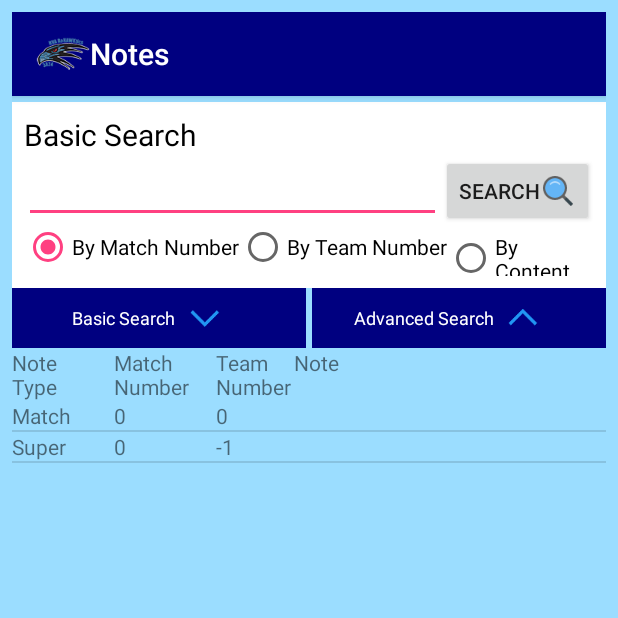
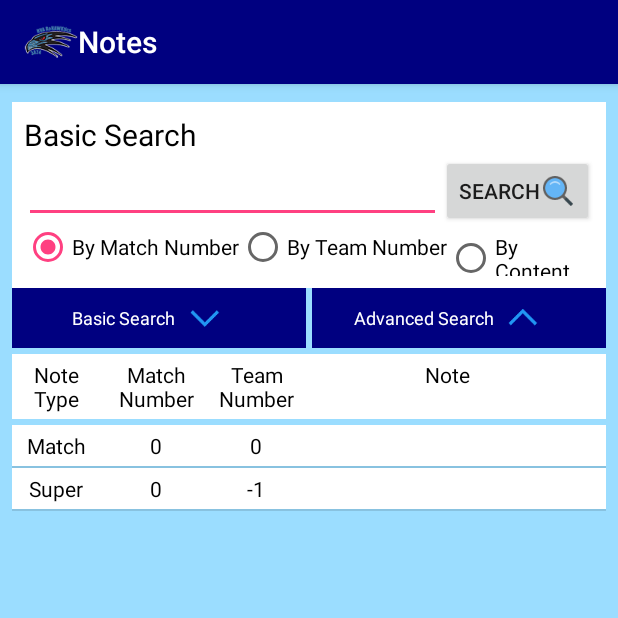
Before and after one commit to HVA-FRC-3824/RoHAWKticsScouting2017, an Android app: the NotesViewActivity screen opened directly, with no data from a screen before it, on a phone screen of 412 x 824 dp, the top half of it. Run offline under Robolectric (Android 15) with nearby library versions, the phone set to English and light mode, and no system bars; our stand-ins replace Firebase (no records; nobody signed in at launch, a user with empty details on screens opened directly); 7 statements that could not run were skipped.

Commit message:
updated notes layout

```diff
--- a/app/src/main/res/layout/activity_notes_view.xml
+++ b/app/src/main/res/layout/activity_notes_view.xml
@@ -3,19 +3,25 @@
     xmlns:app="http://schemas.android.com/apk/res-auto"
     android:layout_width="match_parent"
     android:layout_height="match_parent"
-    android:orientation="vertical"
-    android:padding="8dp"
-    android:background="@color/columbia_blue">
+    android:background="@color/columbia_blue"
+    android:orientation="vertical">
+
     <android.widget.Toolbar
         android:id="@+id/toolbar"
         android:layout_width="match_parent"
         android:layout_height="?attr/actionBarSize"
+        android:layout_marginBottom="4dp"
         android:background="@color/navy_blue"
-        android:theme="@style/ThemeOverlay.AppCompat.Dark.ActionBar"
         android:elevation="4dp"
         android:logo="@drawable/logo_icon_large"
-        android:layout_marginBottom="4dp"
-        android:title="Notes"/>
+        android:theme="@style/ThemeOverlay.AppCompat.Dark.ActionBar"
+        android:title="Notes" />
+
+    <LinearLayout
+        android:layout_width="match_parent"
+        android:layout_height="match_parent"
+        android:orientation="vertical"
+        android:padding="8dp">
 
         <RelativeLayout
             android:id="@+id/basic_search"
@@ -37,9 +43,9 @@
                 android:layout_width="wrap_content"
                 android:layout_height="wrap_content"
                 android:layout_alignParentLeft="true"
-            android:inputType="number"
                 android:layout_below="@id/basic_search_label"
-            android:layout_toLeftOf="@+id/basic_search_button" />
+                android:layout_toLeftOf="@+id/basic_search_button"
+                android:inputType="number" />
 
             <Button
                 android:id="@+id/basic_search_button"
@@ -47,8 +53,8 @@
                 android:layout_height="wrap_content"
                 android:layout_alignParentRight="true"
                 android:layout_below="@id/basic_search_label"
-            android:text="Search"
-            android:drawableRight="@drawable/search_color" />
+                android:drawableRight="@drawable/search_color"
+                android:text="Search" />
 
             <RadioGroup
                 android:id="@+id/basic_search_type"
@@ -81,8 +87,8 @@
             android:id="@+id/advanced_search"
             android:layout_width="match_parent"
             android:layout_height="wrap_content"
+            android:background="@color/white"
             android:orientation="vertical"
-        android:background="@color/white"
             android:padding="8dp"
             android:visibility="gone">
 
@@ -204,7 +210,9 @@
         <LinearLayout
             android:layout_width="match_parent"
             android:layout_height="wrap_content"
-        android:orientation="horizontal">
+            android:orientation="horizontal"
+            android:layout_marginBottom="4dp">
+
             <frc3824.rohawkticsscouting2017.Views.ImageTextButton
                 android:id="@+id/basic_search_open"
                 android:layout_width="0dp"
@@ -220,8 +228,8 @@
                 android:id="@+id/advanced_search_open"
                 android:layout_width="0dp"
                 android:layout_height="match_parent"
+                android:layout_marginLeft="4dp"
                 android:layout_weight="1"
-            android:layout_marginLeft="4dp"
                 android:background="@color/navy_blue"
                 app:src="@drawable/collapse_color"
                 app:text="Advanced Search"
@@ -230,12 +238,14 @@
         </LinearLayout>
 
         <include
-        layout="@layout/list_item_note"
-        android:id="@+id/header"/>
+            android:id="@+id/header"
+            layout="@layout/list_item_note" />
 
         <ListView
             android:id="@+id/list_view"
             android:layout_width="match_parent"
             android:layout_height="0dp"
-        android:layout_weight="1" />
+            android:layout_weight="1"
+            android:layout_marginTop="4dp"/>
     </LinearLayout>
+</LinearLayout>
--- a/app/src/main/res/layout/list_item_note.xml
+++ b/app/src/main/res/layout/list_item_note.xml
@@ -1,31 +1,43 @@
 <?xml version="1.0" encoding="utf-8"?>
-<LinearLayout
-    xmlns:android="http://schemas.android.com/apk/res/android"
+<LinearLayout xmlns:android="http://schemas.android.com/apk/res/android"
+    android:layout_width="match_parent"
+    android:layout_height="wrap_content"
+    android:background="@color/white"
     android:orientation="horizontal"
-    android:layout_width="match_parent"
-    android:layout_height="wrap_content">
+    android:padding="4dp">
+
     <TextView
+        android:id="@+id/note_type"
         android:layout_width="0dp"
         android:layout_height="wrap_content"
         android:layout_weight=".25"
-        android:id="@+id/note_type"/>
+        android:textAlignment="center"
+        android:textColor="@color/black"/>
 
     <TextView
+        android:id="@+id/match_number"
         android:layout_width="0dp"
         android:layout_height="wrap_content"
+        android:layout_marginLeft="16dp"
         android:layout_weight=".25"
-        android:id="@+id/match_number"
-        android:layout_marginLeft="16dp"/>
+        android:textAlignment="center"
+        android:textColor="@color/black"/>
+
     <TextView
+        android:id="@+id/team_number"
         android:layout_width="0dp"
         android:layout_height="wrap_content"
+        android:layout_marginLeft="16dp"
         android:layout_weight=".25"
-        android:id="@+id/team_number"
-        android:layout_marginLeft="16dp"/>
+        android:textAlignment="center"
+        android:textColor="@color/black"/>
+
     <TextView
+        android:id="@+id/note"
         android:layout_width="0dp"
         android:layout_height="wrap_content"
         android:layout_weight="1"
-        android:id="@+id/note"/>
+        android:textAlignment="center"
+        android:textColor="@color/black"/>
 
 </LinearLayout>
```
Lines whose indentation alone changed are shown as unchanged.
